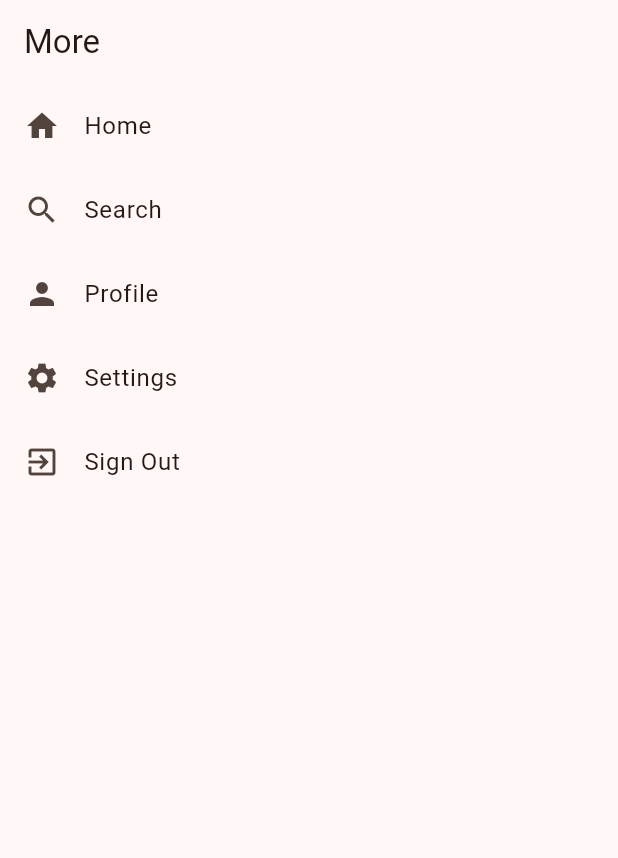
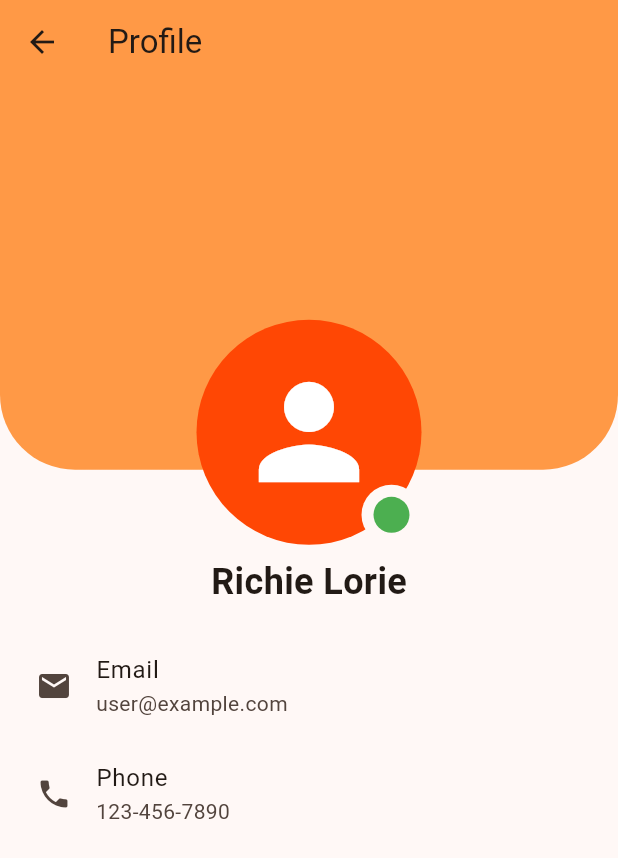
Before and after one commit to Q00R/bite-express, a Flutter app: the MorePage screen opened directly, after a tap on "Profile", on a phone screen of 412 x 824 dp. Shown: the top 858 px of the screen. Run offline on Flutter 3.47's test engine with Material 3 defaults, Android fonts, the phone set to English and light mode, and no system bars; our stand-ins replace carousel_slider, flutter_rating_bar, image_picker; missing offline and left inert: animation_search_bar, side_sheet; network calls fail.

Commit message:
added stuff

```diff
--- a/biteexpress/lib/pages/MorePage.dart
+++ b/biteexpress/lib/pages/MorePage.dart
@@ -1,4 +1,5 @@
 import 'package:flutter/material.dart';
+import './ProfilePage.dart';
 
 class MorePage extends StatelessWidget {
   @override
@@ -9,25 +10,28 @@ class MorePage extends StatelessWidget {
       ),
       body: ListView(
         children: [
-          _buildNavigationItem(
-            text: 'Home',
-            icon: Icons.home,
-            onTap: () {
-              // Add navigation logic for Home
-            },
-          ),
-          _buildNavigationItem(
-            text: 'Search',
-            icon: Icons.search,
-            onTap: () {
-              // Add navigation logic for Search
-            },
-          ),
+          // _buildNavigationItem(
+          //   text: 'Home',
+          //   icon: Icons.home,
+          //   onTap: () {
+          //     // Add navigation logic for Home
+          //   },
+          // ),
+          // _buildNavigationItem(
+          //   text: 'Search',
+          //   icon: Icons.search,
+          //   onTap: () {
+          //     // Add navigation logic for Search
+          //   },
+          // ),
           _buildNavigationItem(
             text: 'Profile',
             icon: Icons.person,
             onTap: () {
-              // Add navigation logic for Profile
+              Navigator.push(
+                context,
+                MaterialPageRoute(builder: (context) => ProfilePage1()),
+              );
             },
           ),
           _buildNavigationItem(
@@ -40,6 +44,27 @@ class MorePage extends StatelessWidget {
           _buildNavigationItem(
             text: 'Sign Out',
             icon: Icons.exit_to_app,
+            onTap: () {
+              // Add sign out logic
+            },
+          ),
+          _buildNavigationItem(
+            text: 'Contacy Us',
+            icon: Icons.contact_emergency,
+            onTap: () {
+              // Add sign out logic
+            },
+          ),
+          _buildNavigationItem(
+            text: 'Help',
+            icon: Icons.help_center,
+            onTap: () {
+              // Add sign out logic
+            },
+          ),
+          _buildNavigationItem(
+            text: 'About',
+            icon: Icons.info,
             onTap: () {
               // Add sign out logic
             },
--- a/biteexpress/lib/pages/ProfilePage.dart
+++ b/biteexpress/lib/pages/ProfilePage.dart
@@ -1,173 +1,122 @@
-// import 'package:flutter/material.dart';
+import 'package:flutter/material.dart';
 
-// class ProfilePage1 extends StatelessWidget {
-//   const ProfilePage1({Key? key}) : super(key: key);
+class ProfilePage1 extends StatelessWidget {
+  const ProfilePage1({Key? key}) : super(key: key);
 
-//   @override
-//   Widget build(BuildContext context) {
-//     return Scaffold(
-//       body: Column(
-//         children: [
-//           const Expanded(flex: 2, child: _TopPortion()),
-//           Expanded(
-//             flex: 3,
-//             child: Padding(
-//               padding: const EdgeInsets.all(8.0),
-//               child: Column(
-//                 children: [
-//                   Text(
-//                     "Richie Lorie",
-//                     style: Theme.of(context)
-//                         .textTheme
-//                         .headline6
-//                         ?.copyWith(fontWeight: FontWeight.bold),
-//                   ),
-//                   const SizedBox(height: 16),
-//                   Row(
-//                     mainAxisAlignment: MainAxisAlignment.center,
-//                     children: [
-//                       FloatingActionButton.extended(
-//                         onPressed: () {},
-//                         heroTag: 'follow',
-//                         elevation: 0,
-//                         label: const Text("Follow"),
-//                         icon: const Icon(Icons.person_add_alt_1),
-//                       ),
-//                       const SizedBox(width: 16.0),
-//                       FloatingActionButton.extended(
-//                         onPressed: () {},
-//                         heroTag: 'mesage',
-//                         elevation: 0,
-//                         backgroundColor: Colors.red,
-//                         label: const Text("Message"),
-//                         icon: const Icon(Icons.message_rounded),
-//                       ),
-//                     ],
-//                   ),
-//                   const SizedBox(height: 16),
-//                   const _ProfileInfoRow()
-//                 ],
-//               ),
-//             ),
-//           ),
-//         ],
-//       ),
-//     );
-//   }
-// }
+  @override
+  Widget build(BuildContext context) {
+    return Scaffold(
+      appBar: AppBar(
+        title: const Text("Profile"),
+        backgroundColor: const Color.fromARGB(255, 255, 153, 70),
+      ),
+      body: const Column(
+        children: [
+          Expanded(flex: 2, child: _TopPortion()),
+          Expanded(
+            flex: 3,
+            child: Padding(
+              padding: EdgeInsets.all(8.0),
+              child: Column(
+                children: [
+                  Text(
+                    "Richie Lorie",
+                    style: TextStyle(
+                      fontSize: 24,
+                      fontWeight: FontWeight.bold,
+                    ),
+                  ),
+                  SizedBox(height: 16),
+                  Column(
+                    children: <Widget>[
+                      ListTile(
+                        leading: Icon(Icons.email),
+                        title: Text('Email'),
+                        subtitle: Text('user@example.com'),
+                      ),
+                      ListTile(
+                        leading: Icon(Icons.phone),
+                        title: Text('Phone'),
+                        subtitle: Text('123-456-7890'),
+                      ),
+                    ],
+                  ),
+                ],
+              ),
+            ),
+          ),
+        ],
+      ),
+    );
+  }
+}
 
-// class _ProfileInfoRow extends StatelessWidget {
-//   const _ProfileInfoRow({Key? key}) : super(key: key);
+class ProfileInfoItem {
+  final String title;
+  final int value;
+  const ProfileInfoItem(this.title, this.value);
+}
 
-//   final List<ProfileInfoItem> _items = const [
-//     ProfileInfoItem("Posts", 900),
-//     ProfileInfoItem("Followers", 120),
-//     ProfileInfoItem("Following", 200),
-//   ];
+class _TopPortion extends StatelessWidget {
+  const _TopPortion({Key? key}) : super(key: key);
 
-//   @override
-//   Widget build(BuildContext context) {
-//     return Container(
-//       height: 80,
-//       constraints: const BoxConstraints(maxWidth: 400),
-//       child: Row(
-//         mainAxisAlignment: MainAxisAlignment.spaceEvenly,
-//         children: _items
-//             .map((item) => Expanded(
-//                     child: Row(
-//                   children: [
-//                     if (_items.indexOf(item) != 0) const VerticalDivider(),
-//                     Expanded(child: _singleItem(context, item)),
-//                   ],
-//                 )))
-//             .toList(),
-//       ),
-//     );
-//   }
-
-//   Widget _singleItem(BuildContext context, ProfileInfoItem item) => Column(
-//         mainAxisAlignment: MainAxisAlignment.center,
-//         children: [
-//           Padding(
-//             padding: const EdgeInsets.all(8.0),
-//             child: Text(
-//               item.value.toString(),
-//               style: const TextStyle(
-//                 fontWeight: FontWeight.bold,
-//                 fontSize: 20,
-//               ),
-//             ),
-//           ),
-//           Text(
-//             item.title,
-//             style: Theme.of(context).textTheme.caption,
-//           )
-//         ],
-//       );
-// }
-
-// class ProfileInfoItem {
-//   final String title;
-//   final int value;
-//   const ProfileInfoItem(this.title, this.value);
-// }
-
-// class _TopPortion extends StatelessWidget {
-//   const _TopPortion({Key? key}) : super(key: key);
-
-//   @override
-//   Widget build(BuildContext context) {
-//     return Stack(
-//       fit: StackFit.expand,
-//       children: [
-//         Container(
-//           margin: const EdgeInsets.only(bottom: 50),
-//           decoration: const BoxDecoration(
-//               gradient: LinearGradient(
-//                   begin: Alignment.bottomCenter,
-//                   end: Alignment.topCenter,
-//                   colors: [Color(0xff0043ba), Color(0xff006df1)]),
-//               borderRadius: BorderRadius.only(
-//                 bottomLeft: Radius.circular(50),
-//                 bottomRight: Radius.circular(50),
-//               )),
-//         ),
-//         Align(
-//           alignment: Alignment.bottomCenter,
-//           child: SizedBox(
-//             width: 150,
-//             height: 150,
-//             child: Stack(
-//               fit: StackFit.expand,
-//               children: [
-//                 Container(
-//                   decoration: const BoxDecoration(
-//                     color: Colors.black,
-//                     shape: BoxShape.circle,
-//                     image: DecorationImage(
-//                         fit: BoxFit.cover,
-//                         image: NetworkImage(
-//                             'https://images.unsplash.com/photo-1438761681033-6461ffad8d80?ixlib=rb-1.2.1&ixid=MnwxMjA3fDB8MHxwaG90by1wYWdlfHx8fGVufDB8fHx8&auto=format&fit=crop&w=1470&q=80')),
-//                   ),
-//                 ),
-//                 Positioned(
-//                   bottom: 0,
-//                   right: 0,
-//                   child: CircleAvatar(
-//                     radius: 20,
-//                     backgroundColor: Theme.of(context).scaffoldBackgroundColor,
-//                     child: Container(
-//                       margin: const EdgeInsets.all(8.0),
-//                       decoration: const BoxDecoration(
-//                           color: Colors.green, shape: BoxShape.circle),
-//                     ),
-//                   ),
-//                 ),
-//               ],
-//             ),
-//           ),
-//         )
-//       ],
-//     );
-//   }
-// }
+  @override
+  Widget build(BuildContext context) {
+    return Stack(
+      fit: StackFit.expand,
+      children: [
+        Container(
+          margin: const EdgeInsets.only(bottom: 50),
+          decoration: const BoxDecoration(
+              gradient: LinearGradient(
+                  begin: Alignment.bottomCenter,
+                  end: Alignment.topCenter,
+                  colors: [
+                    Color.fromARGB(255, 255, 153, 70),
+                    Color.fromARGB(255, 255, 153, 70),
+                  ]),
+              borderRadius: BorderRadius.only(
+                bottomLeft: Radius.circular(50),
+                bottomRight: Radius.circular(50),
+              )),
+        ),
+        Align(
+          alignment: Alignment.bottomCenter,
+          child: SizedBox(
+            width: 150,
+            height: 150,
+            child: Stack(
+              fit: StackFit.expand,
+              children: [
+                Container(
+                  decoration: const BoxDecoration(
+                    color: Color.fromARGB(255, 255, 71, 4),
+                    shape: BoxShape.circle,
+                  ),
+                  child: const Icon(
+                    Icons.person,
+                    color: Colors.white,
+                    size: 100.0,
+                  ),
+                ),
+                Positioned(
+                  bottom: 0,
+                  right: 0,
+                  child: CircleAvatar(
+                    radius: 20,
+                    backgroundColor: Theme.of(context).scaffoldBackgroundColor,
+                    child: Container(
+                      margin: const EdgeInsets.all(8.0),
+                      decoration: const BoxDecoration(
+                          color: Colors.green, shape: BoxShape.circle),
+                    ),
+                  ),
+                ),
+              ],
+            ),
+          ),
+        )
+      ],
+    );
+  }
+}
```
Also changed, not shown: biteexpress/lib/pages/Signup.dart (+7 -1 lines), biteexpress/lib/pages/onboardingPage.dart (added, +232 -0 lines).
